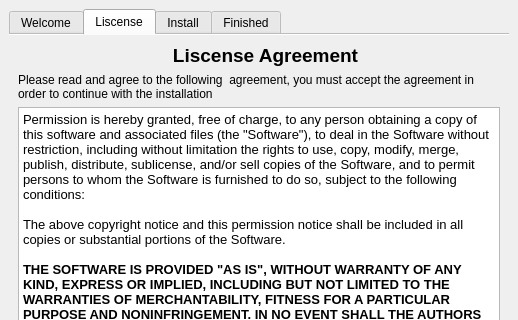
deekb/QT-Installer-Python, file main.ui: the form before one commit; both pictures show x 0 to 518 and y 0 to 320 of the 518 by 610 pixel window.
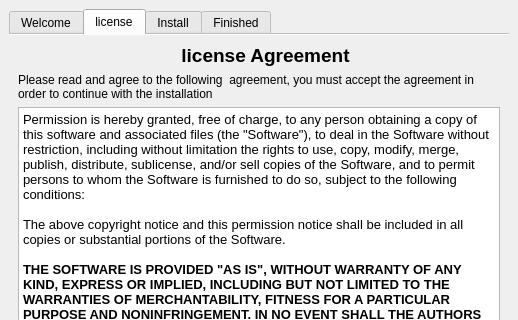
The form after the commit. The open tabs and pages were chosen to show the change. Icons and pictures are not drawn.

What changed in the file:
```diff
--- a/main.ui
+++ b/main.ui
@@ -166,7 +166,7 @@
         </size>
        </property>
        <attribute name="title">
-        <string>Liscense</string>
+        <string>license</string>
        </attribute>
        <layout class="QFormLayout" name="formLayout_3">
         <item row="0" column="0">
@@ -191,7 +191,7 @@
            <enum>Qt::LeftToRight</enum>
           </property>
           <property name="text">
-           <string>&lt;html&gt;&lt;head/&gt;&lt;body&gt;&lt;p&gt;&lt;span style=&quot; font-size:14pt; font-weight:600;&quot;&gt;Liscense Agreement&lt;/span&gt;&lt;/p&gt;&lt;/body&gt;&lt;/html&gt;</string>
+           <string>&lt;html&gt;&lt;head/&gt;&lt;body&gt;&lt;p&gt;&lt;span style=&quot; font-size:14pt; font-weight:600;&quot;&gt;license Agreement&lt;/span&gt;&lt;/p&gt;&lt;/body&gt;&lt;/html&gt;</string>
           </property>
           <property name="alignment">
            <set>Qt::AlignCenter</set>
```
Left out of the diff: 6 changed lines with no effect on the pictures.
